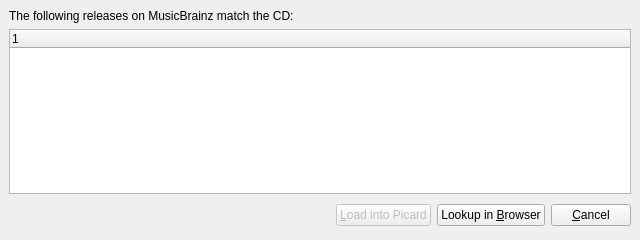
Before: the Qt Designer form ui/cdlookup.ui in metabrainz/picard, drawn with Qt 5.
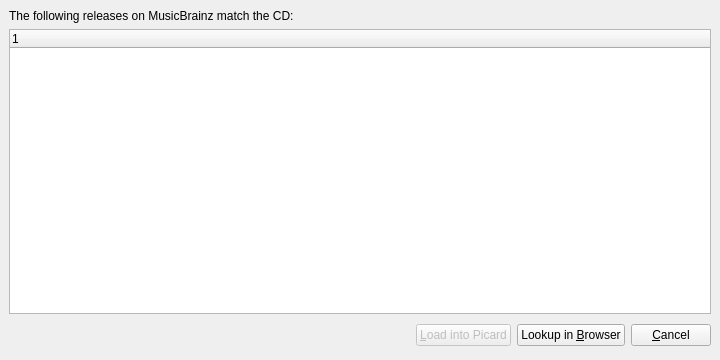
After: the same form once the commit is applied.

```diff
--- a/ui/cdlookup.ui
+++ b/ui/cdlookup.ui
@@ -6,8 +6,8 @@
    <rect>
     <x>0</x>
     <y>0</y>
-    <width>640</width>
-    <height>240</height>
+    <width>720</width>
+    <height>360</height>
    </rect>
   </property>
   <property name="windowTitle">
```
